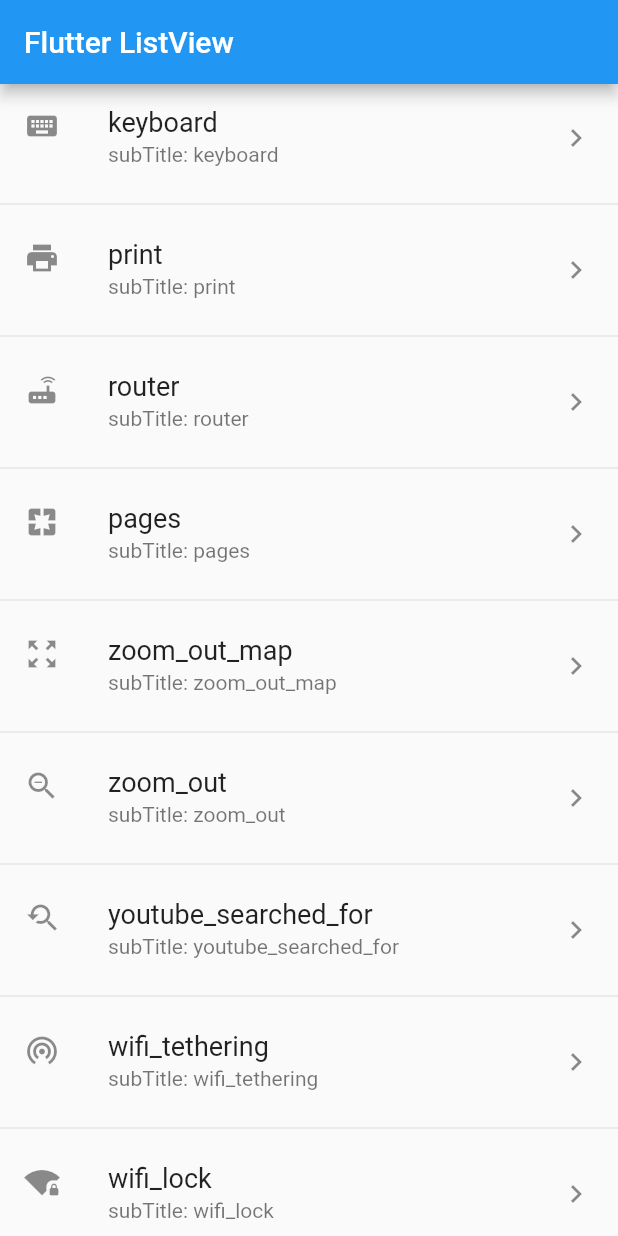
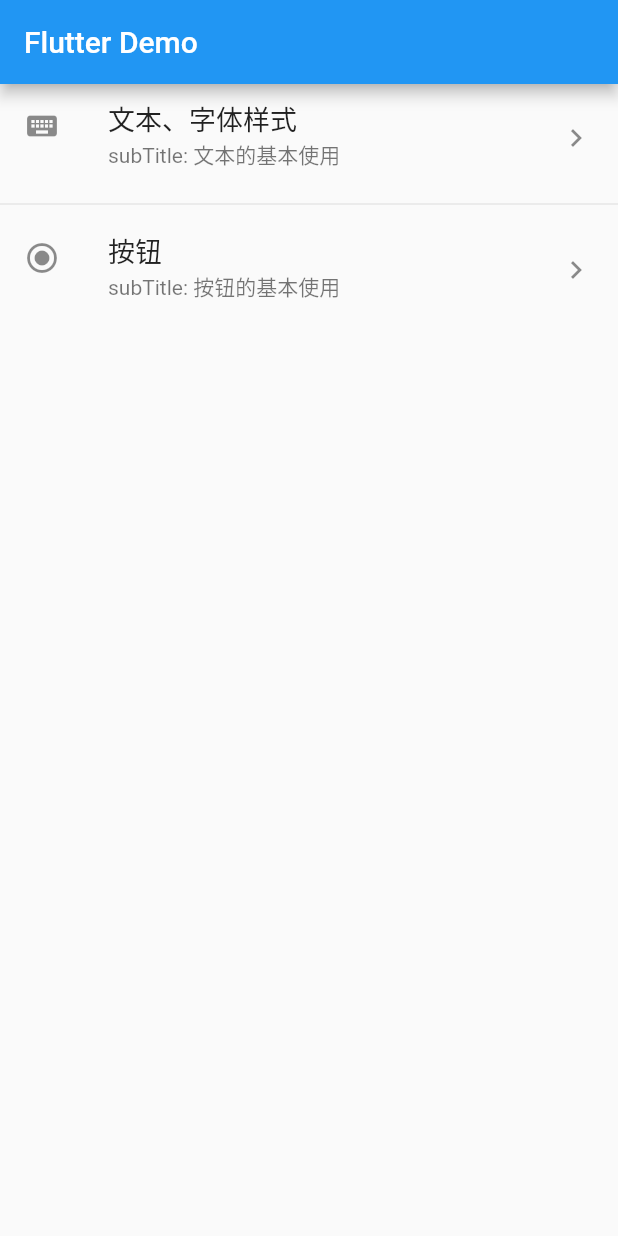
Before and after one commit to 75902641/Learning-flutter, a Flutter app: the screen it shows after launch, on a phone screen of 412 x 824 dp. Run offline on Flutter 3.47's test engine with Material 2 defaults, Android fonts, the phone set to English and light mode, and no system bars.

Commit message:
添加基本控件的使用 text button

```diff
--- a/lib/main.dart
+++ b/lib/main.dart
@@ -1,5 +1,6 @@
 import 'package:flutter/material.dart';
-
+import 'package:flutter_app/%E5%9F%BA%E7%A1%80%E7%BB%84%E4%BB%B6/BUTTON/ButtonBasicUsage.dart';
+import 'package:flutter_app/%E5%9F%BA%E7%A1%80%E7%BB%84%E4%BB%B6/TEXT/BasicTextUsage.dart';
 
 void main() => runApp(MyApp());
 
@@ -8,6 +9,7 @@ class MyApp extends StatelessWidget {
   @override
   Widget build(BuildContext context) {
     return MaterialApp(
+      debugShowCheckedModeBanner: false,
       title: 'Flutter Demo',
       initialRoute: "/", //名为"/"的路由作为应用的home(首页)
       theme: ThemeData(
@@ -49,35 +51,34 @@ class MyHomePage extends StatefulWidget {
 class _MyHomePageState extends State<MyHomePage> {
   @override
   Widget build(BuildContext context) {
-
     List<Widget> _list = new List();
     for (int i = 0; i < titleItems.length; i++) {
-      _list.add(buildListData(context, titleItems[i], iconItems[i], subTitleItems[i]));
+      _list.add(buildListData(
+          context, titleItems[i], iconItems[i], subTitleItems[i]));
     }
     // 分割线
     // var divideTiles = ListTile.divideTiles(context: context, tiles: _list).toList();
 
     return new Scaffold(
       appBar: new AppBar(
-        title: new Text('Flutter ListView'),
+        title: new Text('Flutter Demo'),
       ),
-
       body: new Scrollbar(
-
         // ListView.separated写法
         child: new ListView.separated(
             itemBuilder: (context, item) {
-              return buildListData(context, titleItems[item], iconItems[item], subTitleItems[item]);
+              return buildListData(context, titleItems[item], iconItems[item],
+                  subTitleItems[item]);
             },
-            separatorBuilder: (BuildContext context, int index) => new Divider(),
-            itemCount: iconItems.length
-        ),
+            separatorBuilder: (BuildContext context, int index) =>
+                new Divider(),
+            itemCount: titleItems.length),
       ),
-
     );
   }
 
-  Widget buildListData(BuildContext context, String titleItem, Icon iconItem, String subTitleItem) {
+  Widget buildListData(BuildContext context, String titleItem, Icon iconItem,
+      String subTitleItem) {
     return new ListTile(
       leading: iconItem,
       title: new Text(
@@ -89,54 +90,51 @@ class _MyHomePageState extends State<MyHomePage> {
       ),
       trailing: new Icon(Icons.keyboard_arrow_right),
       onTap: () {
-        showDialog(
-          context: context,
-          builder: (BuildContext context) {
-            return new AlertDialog(
-              title: new Text(
-                'ListViewAlert',
-                style: new TextStyle(
-                  color: Colors.black54,
-                  fontSize: 18.0,
-                ),
-              ),
-              content: new Text('您选择的item内容为:$titleItem'),
-            );
-          },
-        );
+        if (titleItem == "文本、字体样式") {
+          Navigator.push(context, MaterialPageRoute(builder: (context) {
+            return BasicTextUsage();
+          }));
+        } else if (titleItem == "按钮") {
+          Navigator.push(context, MaterialPageRoute(builder: (context) {
+            return ButtonBasicUsage();
+          }));
+        }
       },
-
     );
   }
 
   // 数据源
   List<String> titleItems = <String>[
-    'keyboard', 'print',
-    'router', 'pages',
-    'zoom_out_map', 'zoom_out',
-    'youtube_searched_for', 'wifi_tethering',
-    'wifi_lock', 'widgets',
-    'weekend', 'web',
-    '图accessible', 'ac_unit',
+    '文本、字体样式',
+    '按钮'
+    // , 'print',
+    // 'router', 'pages',
+    // 'zoom_out_map', 'zoom_out',
+    // 'youtube_searched_for', 'wifi_tethering',
+    // 'wifi_lock', 'widgets',
+    // 'weekend', 'web',
+    // '图accessible', 'ac_unit',
   ];
 
   List<Icon> iconItems = <Icon>[
-    new Icon(Icons.keyboard), new Icon(Icons.print),
-    new Icon(Icons.router), new Icon(Icons.pages),
-    new Icon(Icons.zoom_out_map), new Icon(Icons.zoom_out),
-    new Icon(Icons.youtube_searched_for), new Icon(Icons.wifi_tethering),
-    new Icon(Icons.wifi_lock), new Icon(Icons.widgets),
-    new Icon(Icons.weekend), new Icon(Icons.web),
-    new Icon(Icons.accessible), new Icon(Icons.ac_unit),
+    new Icon(Icons.keyboard), new Icon(Icons.radio_button_checked)
+    // ,
+    // new Icon(Icons.router), new Icon(Icons.pages),
+    // new Icon(Icons.zoom_out_map), new Icon(Icons.zoom_out),
+    // new Icon(Icons.youtube_searched_for), new Icon(Icons.wifi_tethering),
+    // new Icon(Icons.wifi_lock), new Icon(Icons.widgets),
+    // new Icon(Icons.weekend), new Icon(Icons.web),
+    // new Icon(Icons.accessible), new Icon(Icons.ac_unit),
   ];
 
   List<String> subTitleItems = <String>[
-    'subTitle: keyboard', 'subTitle: print',
-    'subTitle: router', 'subTitle: pages',
-    'subTitle: zoom_out_map', 'subTitle: zoom_out',
-    'subTitle: youtube_searched_for', 'subTitle: wifi_tethering',
-    'subTitle: wifi_lock', 'subTitle: widgets',
-    'subTitle: weekend', 'subTitle: web',
-    'subTitle: accessible', 'subTitle: ac_unit',
+    'subTitle: 文本的基本使用', 'subTitle: 按钮的基本使用'
+    //  ,
+    // 'subTitle: router', 'subTitle: pages',
+    // 'subTitle: zoom_out_map', 'subTitle: zoom_out',
+    // 'subTitle: youtube_searched_for', 'subTitle: wifi_tethering',
+    // 'subTitle: wifi_lock', 'subTitle: widgets',
+    // 'subTitle: weekend', 'subTitle: web',
+    // 'subTitle: accessible', 'subTitle: ac_unit',
   ];
 }
```
Also changed, not shown: lib/基础组件/BUTTON/ButtonBasicUsage.dart (added, +12 -0 lines), lib/基础组件/TEXT/BasicTextUsage.dart (added, +111 -0 lines), 47 other files.
